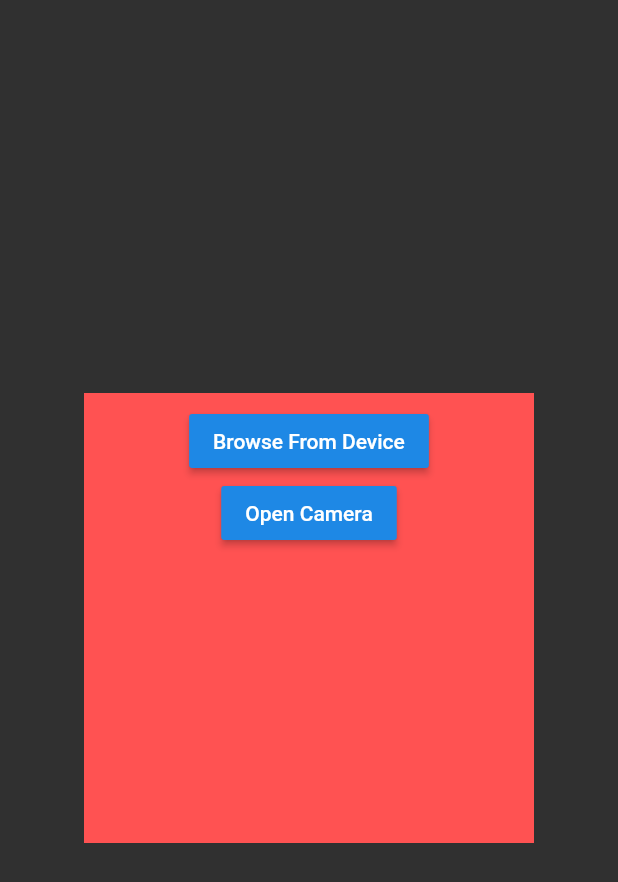
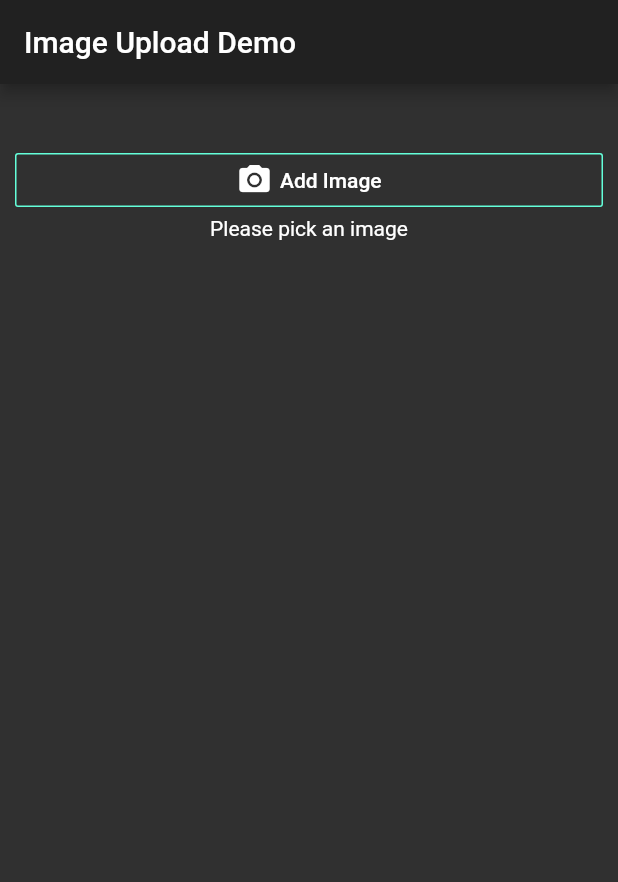
Before and after one commit to Sutiksh/skin_checker, a Flutter app: the screen it shows after launch, on a phone screen of 412 x 824 dp. Shown: the top 882 px of the screen. Run offline on Flutter 3.47's test engine with Material 2 defaults, Android fonts, the phone set to English and light mode, and no system bars; our stand-ins replace camera, image_picker.

Commit message:
Redesigned the ui And changed the image picking module

```diff
--- a/lib/pages/home_screen.dart
+++ b/lib/pages/home_screen.dart
@@ -1,10 +1,11 @@
 import 'package:flutter/material.dart';
+import 'dart:io';
 import 'package:camera/camera.dart';
+import 'package:image_picker/image_picker.dart';
 import 'dart:async';
 import 'dart:convert';
 import 'package:skin_checker/pages/take_picture_screen.dart';
 import 'package:skin_checker/pages/pick_image.dart';
-
 
 class HomeScreen extends StatefulWidget {
   @override
@@ -12,46 +13,119 @@ class HomeScreen extends StatefulWidget {
 }
 
 class _HomeScreenState extends State<HomeScreen> {
+  File _imageFile;
 
+  // To track the file uploading state
+  bool _isUploading = false;
 
-  @override
+  void _openImagePickerModal(BuildContext context) {
+    final flatButtonColor = Theme.of(context).primaryColor;
+    print('Image Picker Modal Called');
+    showModalBottomSheet(
+        context: context,
+        builder: (BuildContext context) {
+          return Container(
+            height: 150.0,
+            padding: EdgeInsets.all(10.0),
+            child: Column(
+              children: <Widget>[
+                Text(
+                  'Pick an image',
+                  style: TextStyle(fontWeight: FontWeight.bold),
+                ),
+                SizedBox(
+                  height: 10.0,
+                ),
+                FlatButton(
+                  textColor: flatButtonColor,
+                  child: Text('Use Camera',style: TextStyle(color: Colors.white),),
+                  onPressed: () {
+                    _getImage(context, ImageSource.camera);
+                  },
+                ),
+                FlatButton(
+                  textColor: flatButtonColor,
+                  child: Text('Use Gallery',style: TextStyle(color: Colors.white),),
+                  onPressed: () {
+                    _getImage(context, ImageSource.gallery);
+                  },
+                ),
+              ],
+            ),
+          );
+        });
+  }
+
+  Widget _buildUploadBtn() {
+    Widget btnWidget = Container();
+    if (_isUploading) {
+      // File is being uploaded then show a progress indicator
+      btnWidget = Container(
+          margin: EdgeInsets.only(top: 10.0),
+          child: CircularProgressIndicator());
+    } else if (!_isUploading && _imageFile != null) {
+      // If image is picked by the user then show a upload btn
+      btnWidget = Container(
+        margin: EdgeInsets.only(top: 10.0),
+        child: RaisedButton(
+          child: Text('Upload'),
+          onPressed: () {
+//            _startUploading();
+          },
+          color: Colors.pinkAccent,
+          textColor: Colors.white,
+        ),
+      );
+    }
+    return btnWidget;
+  }
+
+  void _getImage(BuildContext context, ImageSource source) async {
+    File image = await ImagePicker.pickImage(source: source);
+    setState(() {
+      _imageFile = image;
+    });
+    // Closes the bottom sheet
+    Navigator.pop(context);
+  }
+
+    @override
   Widget build(BuildContext context) {
     return Scaffold(
-      body: Center(
-        child: Container(
-          width: 300,
-          height: 300,
-          color: Colors.redAccent,
-          child: Padding(
-            padding: const EdgeInsets.all(8.0),
-            child: Column(
-              children: <Widget>[
-                RaisedButton(
-                  onPressed: (){
-                    Navigator.of(context).push(
-                      MaterialPageRoute(
-                        builder: (context) => PickImage(),
-                      )
-                    );
-                  },
-                  child: Text("Browse From Device"),
-                ),
-                RaisedButton(
-                  onPressed: () async {
-                    final cameras = await availableCameras();
-                    final firstCamera = cameras.first;
-                    Navigator.of(context).push(
-                      MaterialPageRoute(builder: (context) => TakePictureScreen(
-                        camera: firstCamera,
-                      )),
-                    );
-                  },
-                  child: Text("Open Camera"),
-                )
-              ],
+      appBar: AppBar(
+        title: Text('Image Upload Demo'),
+      ),
+      body: Column(
+        children: <Widget>[
+          Padding(
+            padding: const EdgeInsets.only(top: 40.0, left: 10.0, right: 10.0),
+            child: OutlineButton(
+              onPressed: () => _openImagePickerModal(context),
+              borderSide:
+                  BorderSide(color: Theme.of(context).accentColor, width: 1.0),
+              child: Row(
+                mainAxisAlignment: MainAxisAlignment.center,
+                children: <Widget>[
+                  Icon(Icons.camera_alt),
+                  SizedBox(
+                    width: 5.0,
+                  ),
+                  Text('Add Image'),
+                ],
+              ),
             ),
           ),
-        ),
+          _imageFile == null
+              ? Text('Please pick an image')
+              : Image.file(
+                  _imageFile,
+                  fit: BoxFit.cover,
+                  height: 300.0,
+                  alignment: Alignment.topCenter,
+                  width: MediaQuery.of(context).size.width,
+                ),
+          _buildUploadBtn(),
+        ],
       ),
     );
   }
--- a/pubspec.yaml
+++ b/pubspec.yaml
@@ -23,6 +23,7 @@ dependencies:
   path_provider: any
   path: any
   image_picker: any
+  mime: any
 
   # The following adds the Cupertino Icons font to your application.
   # Use with the CupertinoIcons class for iOS style icons.
```
Also changed, not shown: pubspec.lock.
